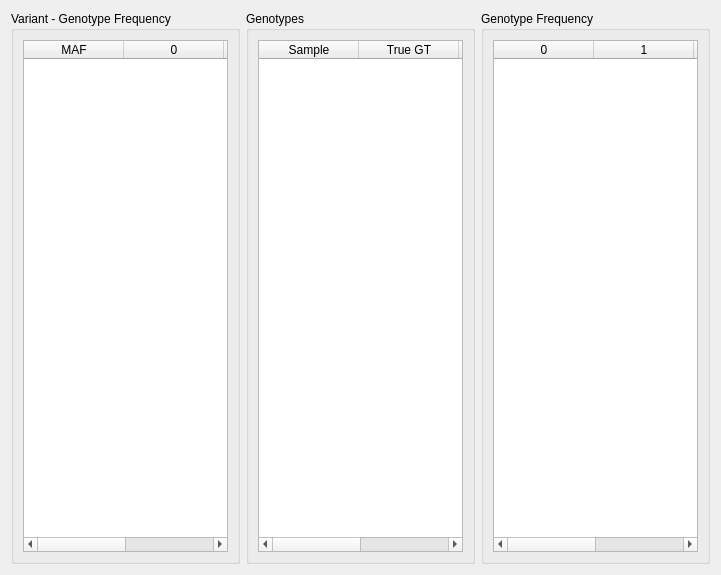
The window that gui/ui/tabledisplaywindow.ui (ScottMastro/VikNGS) describes before a commit, drawn with Qt 5.
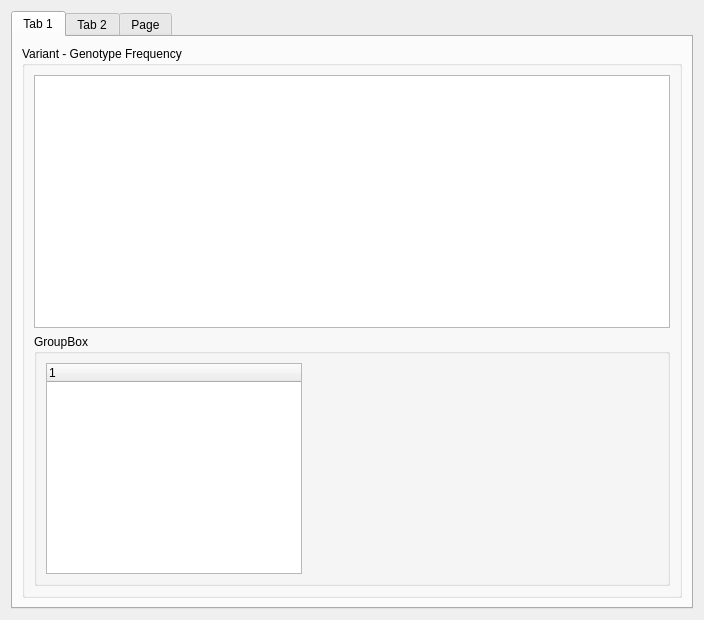
The same window after the commit.

Commit message: working on table display

```diff
--- a/gui/ui/tabledisplaywindow.ui
+++ b/gui/ui/tabledisplaywindow.ui
@@ -6,14 +6,39 @@
    <rect>
     <x>0</x>
     <y>0</y>
-    <width>721</width>
-    <height>575</height>
+    <width>704</width>
+    <height>620</height>
    </rect>
   </property>
   <property name="windowTitle">
    <string>Form</string>
   </property>
-  <layout class="QHBoxLayout" name="horizontalLayout">
+  <layout class="QHBoxLayout" name="horizontalLayout_3">
+   <item>
+    <widget class="QTabWidget" name="tabWidget">
+     <property name="tabPosition">
+      <enum>QTabWidget::North</enum>
+     </property>
+     <property name="currentIndex">
+      <number>0</number>
+     </property>
+     <property name="elideMode">
+      <enum>Qt::ElideMiddle</enum>
+     </property>
+     <property name="usesScrollButtons">
+      <bool>true</bool>
+     </property>
+     <property name="tabsClosable">
+      <bool>false</bool>
+     </property>
+     <property name="movable">
+      <bool>false</bool>
+     </property>
+     <widget class="QWidget" name="tab">
+      <attribute name="title">
+       <string>Tab 1</string>
+      </attribute>
+      <layout class="QVBoxLayout" name="verticalLayout_2">
    <item>
     <widget class="QGroupBox" name="table_variantGrp">
      <property name="title">
@@ -22,34 +47,57 @@
      <layout class="QVBoxLayout" name="verticalLayout_5">
       <item>
        <widget class="QTableWidget" name="table_variantTbl">
+            <property name="showDropIndicator" stdset="0">
+             <bool>false</bool>
+            </property>
+            <property name="dragEnabled">
+             <bool>false</bool>
+            </property>
+            <property name="dragDropOverwriteMode">
+             <bool>false</bool>
+            </property>
+            <property name="dragDropMode">
+             <enum>QAbstractItemView::NoDragDrop</enum>
+            </property>
+            <property name="alternatingRowColors">
+             <bool>true</bool>
+            </property>
         <property name="selectionBehavior">
          <enum>QAbstractItemView::SelectRows</enum>
         </property>
-        <column>
-         <property name="text">
-          <string>MAF</string>
-         </property>
-        </column>
-        <column>
-         <property name="text">
-          <string>0</string>
-         </property>
-        </column>
+            <property name="sortingEnabled">
+             <bool>true</bool>
+            </property>
+           </widget>
+          </item>
+          <item>
+           <widget class="QGroupBox" name="groupBox">
+            <property name="title">
+             <string>GroupBox</string>
+            </property>
+            <layout class="QFormLayout" name="formLayout">
+             <item row="0" column="0">
+              <widget class="QTreeWidget" name="table_checkTre">
         <column>
          <property name="text">
-          <string>1</string>
-         </property>
-        </column>
-        <column>
-         <property name="text">
-          <string>2</string>
-         </property>
-        </column>
+                 <string notr="true">1</string>
+                </property>
+               </column>
        </widget>
       </item>
      </layout>
     </widget>
    </item>
+         </layout>
+        </widget>
+       </item>
+      </layout>
+     </widget>
+     <widget class="QWidget" name="tab_2">
+      <attribute name="title">
+       <string>Tab 2</string>
+      </attribute>
+      <layout class="QHBoxLayout" name="horizontalLayout_2">
    <item>
     <widget class="QGroupBox" name="table_genoGrp">
      <property name="title">
@@ -86,6 +134,13 @@
      </layout>
     </widget>
    </item>
+      </layout>
+     </widget>
+     <widget class="QWidget" name="tab_3">
+      <attribute name="title">
+       <string>Page</string>
+      </attribute>
+      <layout class="QHBoxLayout" name="horizontalLayout_4">
    <item>
     <widget class="QGroupBox" name="table_genoFreqGrp">
      <property name="title">
@@ -117,6 +172,10 @@
        </widget>
       </item>
      </layout>
+        </widget>
+       </item>
+      </layout>
+     </widget>
     </widget>
    </item>
   </layout>
```
Lines whose indentation alone changed are shown as unchanged. The commit also changes 71 other files.
